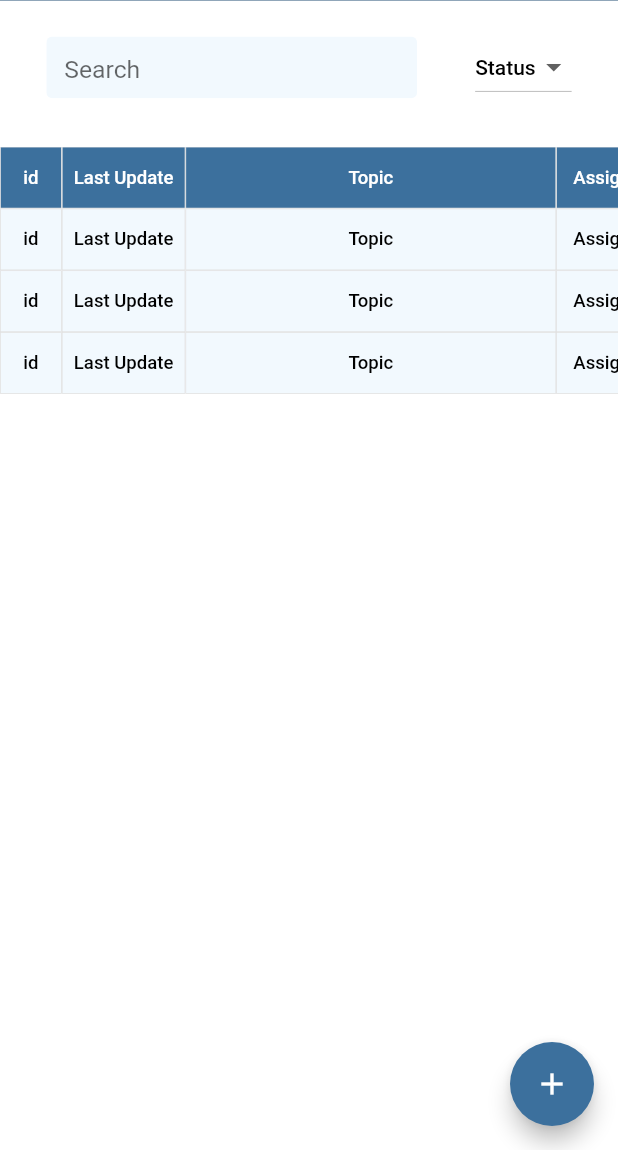
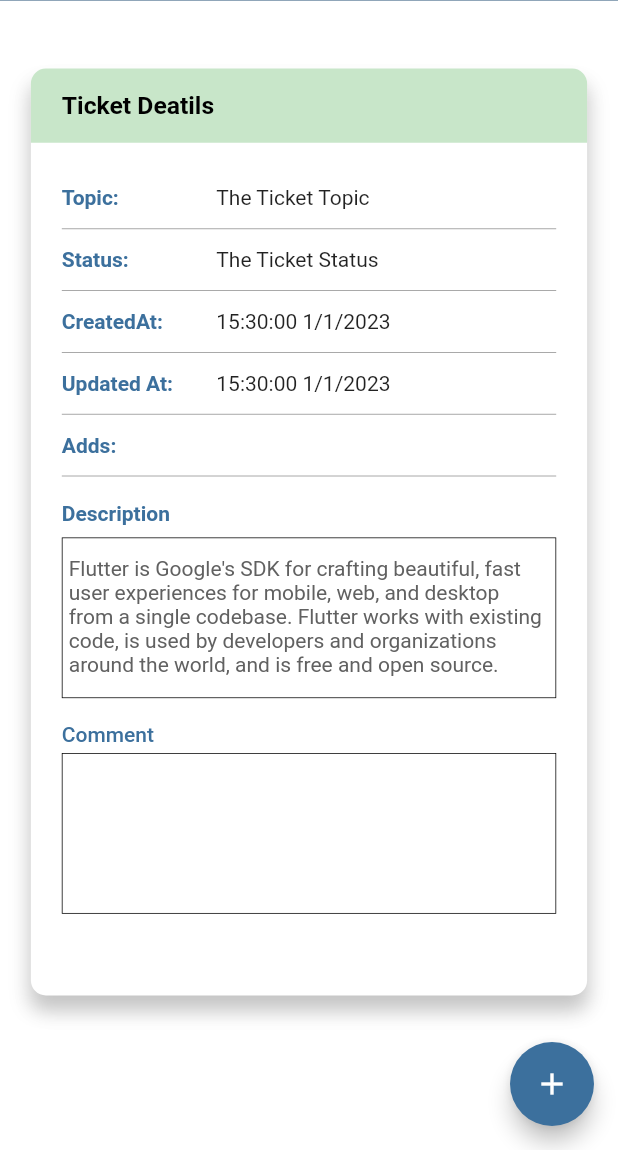
Before and after one commit to A7mDM3tSiM/technical_support, a Flutter app: the HomeView screen opened by its route, on a phone screen of 412 x 824 dp, the part 86-1236 px from its top. Run offline on Flutter 3.47's test engine with Material 2 defaults, Android fonts, the phone set to English and light mode, and no system bars; our stand-ins replace dio, easy_localization.

Commit message:
customer ticket details

```diff
--- a/lib/view/home/home_view.dart
+++ b/lib/view/home/home_view.dart
@@ -6,6 +6,7 @@ import 'package:technical_support/models/user/user_model.dart';
 import 'package:technical_support/view/widgets/global/custom_app_bar.dart';
 import 'package:technical_support/view/widgets/home/bototm_sheet_widget.dart';
 import 'package:technical_support/view/widgets/home/table_row.dart';
+import 'package:technical_support/view/widgets/ticket/ticket_detaild_customer_widget.dart';
 
 class HomeView extends StatelessWidget {
   const HomeView({super.key});
@@ -20,7 +21,11 @@ class HomeView extends StatelessWidget {
       body: SafeArea(
         child: Stack(
           children: [
-            SingleChildScrollView(
+            userType == UserType.customer
+                ? const Center(
+                    child: TicketDetaiilsCustomerWidget(),
+                  )
+                : SingleChildScrollView(
                     child: Column(
                       children: [
                         SizedBox(
@@ -38,7 +43,8 @@ class HomeView extends StatelessWidget {
                                 width: w * 0.6,
                                 height: h * 0.05,
                                 child: ClipRRect(
-                            borderRadius: BorderRadius.circular(h * 0.005),
+                                  borderRadius:
+                                      BorderRadius.circular(h * 0.005),
                                   child: TextField(
                                     style: TextStyle(
                                       fontSize: h * 0.02,
@@ -98,10 +104,12 @@ class HomeView extends StatelessWidget {
                                       child: CustomTableRow(
                                         id: ticketsList[index].id,
                                         topic: ticketsList[index].topic,
-                                  lastUpdate: ticketsList[index].lastUpdate,
+                                        lastUpdate:
+                                            ticketsList[index].lastUpdate,
                                         status: ticketsList[index].status,
                                         priority: ticketsList[index].priority,
-                                  assignedUser: ticketsList[index].assignedUser,
+                                        assignedUser:
+                                            ticketsList[index].assignedUser,
                                         isFirst: index == 0,
                                       ),
                                     );
@@ -121,7 +129,8 @@ class HomeView extends StatelessWidget {
           ],
         ),
       ),
-      floatingActionButton: Builder(
+      floatingActionButton: userType == UserType.customer
+          ? Builder(
               builder: (context) {
                 if (userType != UserType.customer) {
                   return const SizedBox();
@@ -143,7 +152,8 @@ class HomeView extends StatelessWidget {
                   ),
                 );
               },
-      ),
+            )
+          : const SizedBox(),
     );
   }
 }
--- a/lib/view/ticket/ticket_details_view.dart
+++ b/lib/view/ticket/ticket_details_view.dart
@@ -28,7 +28,13 @@ class TicketDetailsView extends StatelessWidget {
                   SizedBox(
                     height: h * 0.025,
                   ),
-                  const TicketDetailsFiled(),
+                  Padding(
+                    padding: EdgeInsets.symmetric(horizontal: w * 0.05),
+                    child: const TicketDetailsFiled(
+                      comment: "Write your comment",
+                      readOnly: false,
+                    ),
+                  ),
                   SizedBox(
                     height: h * 0.025,
                   ),
--- a/lib/view/widgets/fileds/ticket_details_filed.dart
+++ b/lib/view/widgets/fileds/ticket_details_filed.dart
@@ -1,7 +1,13 @@
 import 'package:flutter/material.dart';
 
 class TicketDetailsFiled extends StatelessWidget {
-  const TicketDetailsFiled({super.key});
+  final String comment;
+  final bool readOnly;
+  const TicketDetailsFiled({
+    super.key,
+    required this.readOnly,
+    required this.comment,
+  });
 
   @override
   Widget build(BuildContext context) {
@@ -12,24 +18,18 @@ class TicketDetailsFiled extends StatelessWidget {
       mainAxisSize: MainAxisSize.min,
       crossAxisAlignment: CrossAxisAlignment.start,
       children: [
-        Padding(
-          padding: EdgeInsets.symmetric(
-            horizontal: w * 0.05,
-          ),
-          child: Text(
-            "Comment",
-            style: Theme.of(context).textTheme.labelLarge?.copyWith(
-                  color: Theme.of(context).colorScheme.secondary,
-                  fontSize: h * 0.017,
-                ),
-          ),
+        Text(
+          "Comment",
+          style: Theme.of(context).textTheme.labelLarge?.copyWith(
+                color: Theme.of(context).colorScheme.secondary,
+                fontSize: h * 0.017,
+              ),
         ),
         SizedBox(
           height: h * 0.005,
         ),
         Container(
           height: h * 0.13,
-          margin: EdgeInsets.symmetric(horizontal: w * 0.05),
           padding: EdgeInsets.symmetric(
             horizontal: w * 0.01,
           ),
@@ -48,8 +48,9 @@ class TicketDetailsFiled extends StatelessWidget {
                   fontSize: h * 0.017,
                 ),
             maxLines: null,
+            readOnly: readOnly,
             decoration: InputDecoration(
-              hintText: "Write your comment",
+              hintText: comment,
               hintStyle: Theme.of(context).textTheme.bodyLarge?.copyWith(
                     fontSize: h * 0.017,
                     color: Colors.grey[500],
--- /dev/null
+++ b/lib/view/widgets/ticket/customer_ticket_details_sub_widget.dart
@@ -0,0 +1,46 @@
+import 'package:flutter/material.dart';
+
+class CustomerTicketDetailsSubWidget extends StatelessWidget {
+  final String label;
+  final String detail;
+
+  const CustomerTicketDetailsSubWidget({
+    super.key,
+    required this.label,
+    required this.detail,
+  });
+
+  @override
+  Widget build(BuildContext context) {
+    var h = MediaQuery.of(context).size.height;
+    var w = MediaQuery.of(context).size.width;
+
+    return Container(
+      height: h * 0.05,
+      decoration: const BoxDecoration(
+        border: Border(
+          bottom: BorderSide(
+            width: 0.5,
+            color: Colors.black45,
+          ),
+        ),
+      ),
+      child: Row(
+        mainAxisAlignment: MainAxisAlignment.spaceBetween,
+        children: [
+          Text(
+            label,
+            style: Theme.of(context).textTheme.titleLarge?.copyWith(
+                  color: Theme.of(context).colorScheme.secondary,
+                  fontSize: h * .017,
+                ),
+          ),
+          SizedBox(
+            width: w * 0.55,
+            child: Text(detail),
+          ),
+        ],
+      ),
+    );
+  }
+}
--- /dev/null
+++ b/lib/view/widgets/ticket/ticket_detaild_customer_widget.dart
@@ -0,0 +1,143 @@
+import 'package:flutter/material.dart';
+import 'package:technical_support/view/widgets/fileds/ticket_details_filed.dart';
+import 'package:technical_support/view/widgets/ticket/customer_ticket_details_sub_widget.dart';
+
+class TicketDetaiilsCustomerWidget extends StatelessWidget {
+  const TicketDetaiilsCustomerWidget({super.key});
+
+  @override
+  Widget build(BuildContext context) {
+    var h = MediaQuery.of(context).size.height;
+    var w = MediaQuery.of(context).size.width;
+
+    return Container(
+      height: h * 0.75,
+      width: w * 0.9,
+      decoration: BoxDecoration(
+        color: Colors.white,
+        borderRadius: BorderRadius.circular(10),
+        boxShadow: const [
+          BoxShadow(
+            color: Colors.black12,
+            blurRadius: 10,
+            offset: Offset(2, 10),
+          ),
+          BoxShadow(
+            color: Colors.black12,
+            blurRadius: 10,
+            offset: Offset(-2, 10),
+          ),
+        ],
+      ),
+      child: Column(
+        children: [
+          Container(
+            height: h * 0.06,
+            padding: EdgeInsets.symmetric(horizontal: w * 0.05),
+            decoration: BoxDecoration(
+              color: Colors.green[100],
+              borderRadius: const BorderRadius.only(
+                topLeft: Radius.circular(10),
+                topRight: Radius.circular(10),
+              ),
+            ),
+            child: Row(
+              children: [
+                Text(
+                  "Ticket Deatils",
+                  style: Theme.of(context).textTheme.titleLarge?.copyWith(
+                        fontSize: h * .02,
+                      ),
+                ),
+              ],
+            ),
+          ),
+          Padding(
+            padding:
+                EdgeInsets.symmetric(horizontal: w * 0.05, vertical: h * .02),
+            child: Column(
+              children: [
+                const CustomerTicketDetailsSubWidget(
+                  label: "Topic:",
+                  detail: "The Ticket Topic",
+                ),
+                const CustomerTicketDetailsSubWidget(
+                  label: "Status:",
+                  detail: "The Ticket Status",
+                ),
+                const CustomerTicketDetailsSubWidget(
+                  label: "CreatedAt:",
+                  detail: "15:30:00 1/1/2023",
+                ),
+                const CustomerTicketDetailsSubWidget(
+                  label: "Updated At:",
+                  detail: "15:30:00 1/1/2023",
+                ),
+                const CustomerTicketDetailsSubWidget(
+                  label: "Adds:",
+                  detail: "",
+                ),
+                SizedBox(
+                  height: h * 0.02,
+                ),
+                Row(
+                  children: [
+                    Text(
+                      "Description",
+                      style: Theme.of(context).textTheme.titleLarge?.copyWith(
+                            color: Theme.of(context).colorScheme.secondary,
+                            fontSize: h * .017,
+                          ),
+                    ),
+                  ],
+                ),
+                SizedBox(
+                  height: h * 0.01,
+                ),
+                Container(
+                  height: h * 0.13,
+                  padding: EdgeInsets.symmetric(
+                    horizontal: w * 0.01,
+                  ),
+                  decoration: BoxDecoration(
+                    border: Border.all(
+                      width: .5,
+                    ),
+                  ),
+                  child: TextField(
+                    controller: TextEditingController(
+                      text:
+                          """Flutter is Google's SDK for crafting beautiful, fast"""
+                          """ user experiences for mobile, """
+                          """web, and desktop from a single codebase. Flutter works"""
+                          """ with existing code, is used"""
+                          """ by developers and organizations around the world, and """
+                          """is free and open source.""",
+                    ),
+                    style: Theme.of(context).textTheme.labelLarge?.copyWith(
+                          fontWeight: FontWeight.w400,
+                          color: Colors.grey[700],
+                          fontSize: h * 0.017,
+                        ),
+                    maxLines: null,
+                    readOnly: true,
+                    decoration: const InputDecoration(
+                      filled: false,
+                    ),
+                  ),
+                ),
+                SizedBox(
+                  height: h * 0.02,
+                ),
+                const TicketDetailsFiled(
+                  comment: "",
+                  readOnly: true,
+                ),
+              ],
+            ),
+          ),
+        ],
+      ),
+    );
+  }
+}
```
Also changed, not shown: 3 other files. Lines whose indentation alone changed are shown as unchanged.
